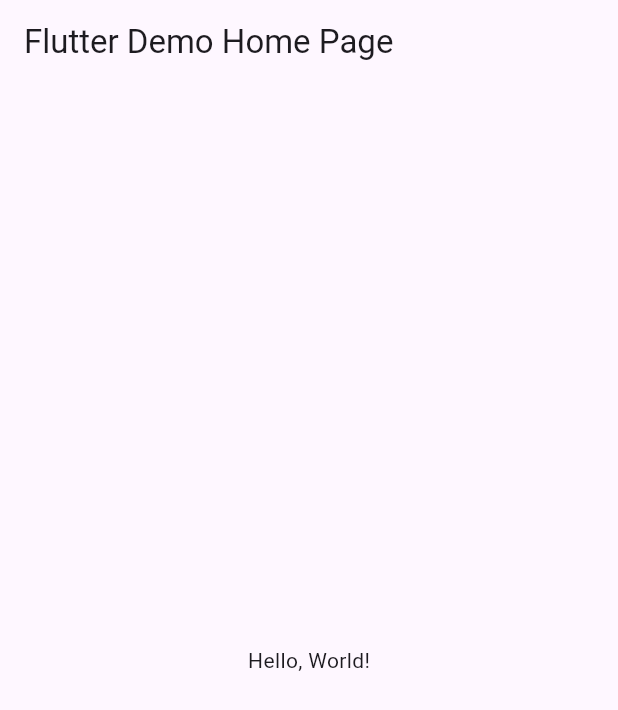
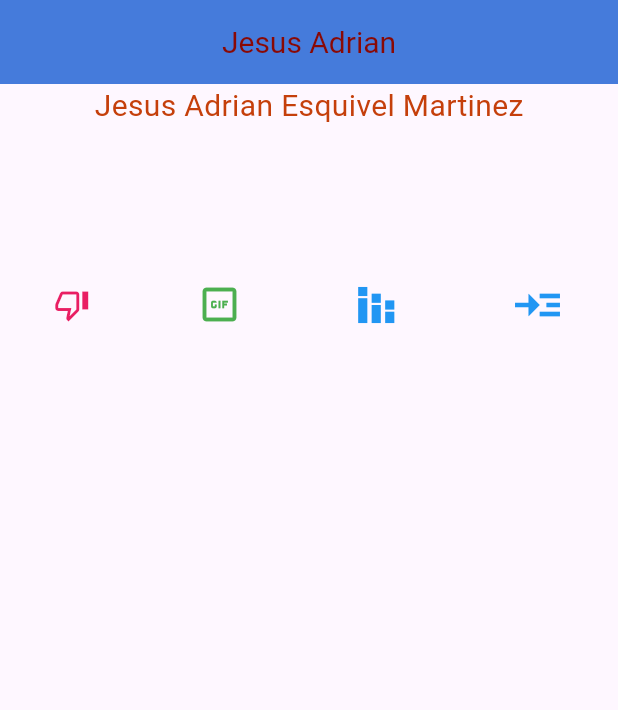
Before and after one commit to Jesus-Esquivel/p9_v1_iconos, a Flutter app: the screen it shows after launch, on a phone screen of 412 x 824 dp. Shown: the top 710 px of the screen. Run offline on Flutter 3.47's test engine with Material 3 defaults, Android fonts, the phone set to English and light mode, and no system bars.

Commit message:
practica icon

```diff
--- a/lib/main.dart
+++ b/lib/main.dart
@@ -1,43 +1,58 @@
 import 'package:flutter/material.dart';
 
-void main() => runApp(MyApp());
+void main() => runApp(const MisIconosApp());
 
-class MyApp extends StatelessWidget {
-  const MyApp({super.key});
-  // This widget is the root of your application.
+class MisIconosApp extends StatelessWidget {
+  const MisIconosApp({Key? key}) : super(key: key);
+
   @override
   Widget build(BuildContext context) {
     return MaterialApp(
-      // Application name
-      title: 'Flutter Hello World',
-      // Application theme data, you can set the colors for the application as
-      // you want
-      theme: ThemeData(
-        // useMaterial3: false,
-        primarySwatch: Colors.blue,
-      ),
-      // A widget which will be started on application startup
-      home: MyHomePage(title: 'Flutter Demo Home Page'),
-    );
-  }
-}
-
-class MyHomePage extends StatelessWidget {
-  final String title;
-  const MyHomePage({super.key, required this.title});
-
-  @override
-  Widget build(BuildContext context) {
-    return Scaffold(
-      appBar: AppBar(
-        // The title text which will be shown on the action bar
-        title: Text(title),
-      ),
-      body: Center(
-        child: Text(
-          'Hello, World!',
+      debugShowCheckedModeBanner: false,
+      home: Scaffold(
+        appBar: AppBar(
+          title: const Text("Jesus Adrian"),
+          titleTextStyle:
+              const TextStyle(color: Color(0xff890905), fontSize: 20),
+          centerTitle: true,
+          backgroundColor: Color(0xff457bdb),
+        ),
+        body: const Column(
+          children: <Widget>[
+            Text(
+              "Jesus Adrian Esquivel Martinez",
+              style: TextStyle(color: Color(0xffc53f0b), fontSize: 20),
+            ),
+            SizedBox(height: 100),
+            Row(
+              mainAxisAlignment: MainAxisAlignment.spaceAround,
+              children: <Widget>[
+                Icon(
+                  Icons.thumb_down_alt_outlined,
+                  color: Colors.pink,
+                  size: 24.0,
+                  semanticLabel: 'Text to announce in accessibility modes',
+                ),
+                Icon(
+                  Icons.gif_box_outlined,
+                  color: Colors.green,
+                  size: 30.0,
+                ),
+                Icon(
+                  Icons.stacked_bar_chart,
+                  color: Colors.blue,
+                  size: 36.0,
+                ),
+                Icon(
+                  Icons.read_more_outlined,
+                  color: Colors.blue,
+                  size: 36.0,
+                ),
+              ],
+            ),
+          ],
         ),
       ),
     );
   }
-}
+} //fin de clase MisIconos
```
Also changed, not shown: ejemploIcons.JPG (added).
